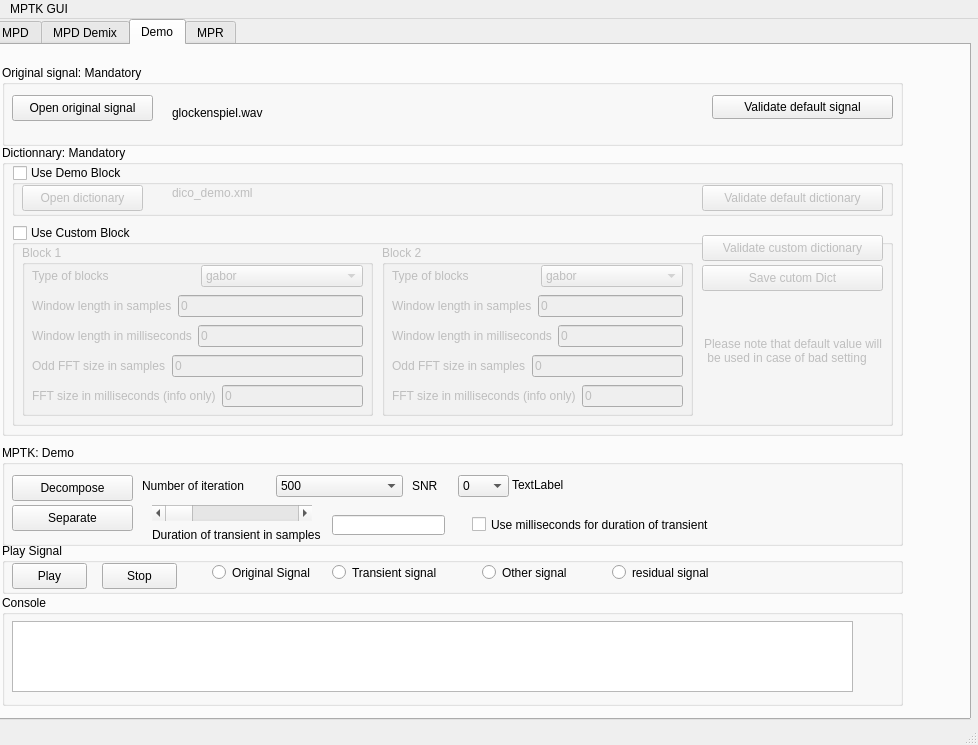
Qt form src/gui/Qt/presentation/MPTK_GUI_APP.ui (ltfat/fastmpwithmultigabor) before a commit.
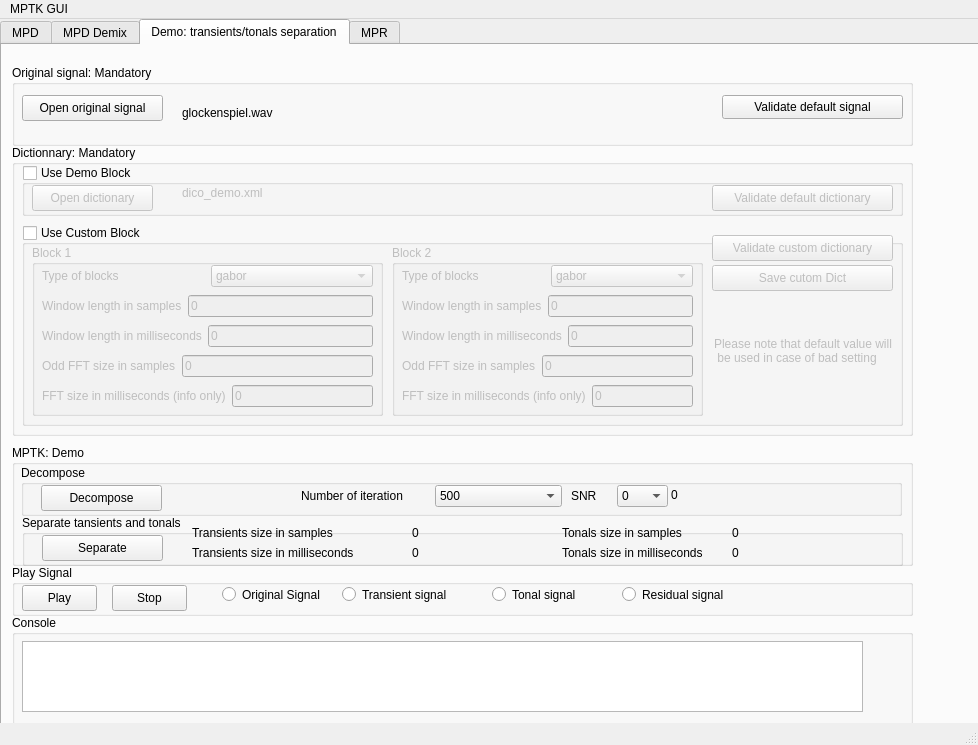
The same form after that commit. The open tabs and pages were chosen to show the change. Icons and pictures are not drawn.

Commit message: Change to the GUI (Demo tab), new messaging system for GUI and a little cleaning

```diff
--- a/src/gui/Qt/presentation/MPTK_GUI_APP.ui
+++ b/src/gui/Qt/presentation/MPTK_GUI_APP.ui
@@ -17,10 +17,10 @@
    <widget class="QWidget" name="verticalLayout" >
     <property name="geometry" >
      <rect>
-      <x>-10</x>
+      <x>0</x>
       <y>0</y>
       <width>981</width>
-      <height>701</height>
+      <height>721</height>
      </rect>
     </property>
     <layout class="QVBoxLayout" >
@@ -1974,7 +1974,7 @@
        </widget>
        <widget class="QWidget" name="tab_demo" >
         <attribute name="title" >
-         <string>Demo</string>
+         <string>Demo: transients/tonals separation</string>
         </attribute>
         <widget class="QWidget" name="verticalLayout_3" >
          <property name="geometry" >
@@ -2556,95 +2556,42 @@
            <x>10</x>
            <y>400</y>
            <width>901</width>
-           <height>101</height>
+           <height>121</height>
           </rect>
          </property>
          <property name="title" >
           <string>MPTK: Demo</string>
          </property>
-         <widget class="QPushButton" name="btnLauchDemo" >
+         <widget class="QGroupBox" name="groupBox_26" >
           <property name="geometry" >
            <rect>
-            <x>10</x>
-            <y>30</y>
-            <width>121</width>
-            <height>26</height>
+            <x>9</x>
+            <y>20</y>
+            <width>881</width>
+            <height>51</height>
            </rect>
           </property>
-          <property name="toolTip" >
-           <string>open</string>
-          </property>
-          <property name="text" >
+          <property name="title" >
            <string>Decompose</string>
           </property>
-          <property name="icon" >
-           <iconset/>
-          </property>
-          <property name="checkable" >
-           <bool>false</bool>
-          </property>
-          <property name="flat" >
-           <bool>false</bool>
-          </property>
-         </widget>
-         <widget class="QWidget" name="layoutWidget" >
+          <widget class="QLabel" name="label_progress_Demo" >
           <property name="geometry" >
            <rect>
-            <x>140</x>
-            <y>30</y>
-            <width>261</width>
-            <height>22</height>
-           </rect>
-          </property>
-          <layout class="QHBoxLayout" >
-           <item>
-            <widget class="QLabel" name="label_15" >
+             <x>650</x>
+             <y>20</y>
+             <width>221</width>
+             <height>20</height>
+            </rect>
+           </property>
              <property name="text" >
-              <string>Number of iteration</string>
-             </property>
-            </widget>
-           </item>
-           <item>
-            <widget class="QComboBox" name="comboBoxNumIterDemo" >
-             <item>
-              <property name="text" >
-               <string>500</string>
-              </property>
-             </item>
-             <item>
-              <property name="text" >
-               <string>1000</string>
-              </property>
-             </item>
-             <item>
-              <property name="text" >
-               <string>5000</string>
-              </property>
-             </item>
-             <item>
-              <property name="text" >
-               <string>10000</string>
-              </property>
-             </item>
-             <item>
-              <property name="text" >
-               <string>50000</string>
-              </property>
-             </item>
-             <item>
-              <property name="text" >
-               <string>100000</string>
-              </property>
-             </item>
-            </widget>
-           </item>
-          </layout>
+            <string>0</string>
+           </property>
          </widget>
          <widget class="QWidget" name="layoutWidget_2" >
           <property name="geometry" >
            <rect>
-            <x>410</x>
-            <y>30</y>
+             <x>550</x>
+             <y>20</y>
             <width>97</width>
             <height>22</height>
            </rect>
@@ -2728,63 +2675,102 @@
            </item>
           </layout>
          </widget>
-         <widget class="QScrollBar" name="horizontalScrollBarDemo" >
+          <widget class="QWidget" name="layoutWidget" >
           <property name="geometry" >
            <rect>
-            <x>150</x>
-            <y>60</y>
-            <width>160</width>
-            <height>16</height>
-           </rect>
-          </property>
-          <property name="maximum" >
-           <number>100000</number>
-          </property>
-          <property name="orientation" >
-           <enum>Qt::Horizontal</enum>
-          </property>
-         </widget>
-         <widget class="QLineEdit" name="lineEditSeparateValueDemo" >
-          <property name="geometry" >
-           <rect>
-            <x>330</x>
-            <y>70</y>
-            <width>113</width>
-            <height>20</height>
-           </rect>
-          </property>
-         </widget>
-         <widget class="QLabel" name="label_17" >
+             <x>280</x>
+             <y>20</y>
+             <width>261</width>
+             <height>22</height>
+            </rect>
+           </property>
+           <layout class="QHBoxLayout" >
+            <item>
+             <widget class="QLabel" name="label_15" >
+              <property name="text" >
+               <string>Number of iteration</string>
+              </property>
+             </widget>
+            </item>
+            <item>
+             <widget class="QComboBox" name="comboBoxNumIterDemo" >
+              <item>
+               <property name="text" >
+                <string>500</string>
+               </property>
+              </item>
+              <item>
+               <property name="text" >
+                <string>1000</string>
+               </property>
+              </item>
+              <item>
+               <property name="text" >
+                <string>5000</string>
+               </property>
+              </item>
+              <item>
+               <property name="text" >
+                <string>10000</string>
+               </property>
+              </item>
+              <item>
+               <property name="text" >
+                <string>50000</string>
+               </property>
+              </item>
+              <item>
+               <property name="text" >
+                <string>100000</string>
+               </property>
+              </item>
+             </widget>
+            </item>
+           </layout>
+          </widget>
+          <widget class="QPushButton" name="btnLauchDemo" >
           <property name="geometry" >
            <rect>
-            <x>150</x>
-            <y>80</y>
-            <width>241</width>
-            <height>20</height>
-           </rect>
-          </property>
+             <x>20</x>
+             <y>20</y>
+             <width>121</width>
+             <height>26</height>
+            </rect>
+           </property>
+           <property name="toolTip" >
+            <string>open</string>
+           </property>
           <property name="text" >
-           <string>Duration of transient in samples</string>
-          </property>
-         </widget>
-         <widget class="QCheckBox" name="checkBoxTransientUnit" >
+            <string>Decompose</string>
+           </property>
+           <property name="icon" >
+            <iconset/>
+           </property>
+           <property name="checkable" >
+            <bool>false</bool>
+           </property>
+           <property name="flat" >
+            <bool>false</bool>
+           </property>
+          </widget>
+         </widget>
+         <widget class="QGroupBox" name="groupBox_27" >
           <property name="geometry" >
            <rect>
-            <x>470</x>
+            <x>10</x>
             <y>70</y>
-            <width>301</width>
-            <height>19</height>
+            <width>881</width>
+            <height>51</height>
            </rect>
           </property>
-          <property name="text" >
-           <string>Use milliseconds for duration of transient</string>
+          <property name="title" >
+           <string>Separate tansients and tonals</string>
           </property>
-         </widget>
          <widget class="QPushButton" name="btnDecomposeDemo" >
           <property name="geometry" >
            <rect>
-            <x>10</x>
-            <y>60</y>
+             <x>20</x>
+             <y>20</y>
             <width>121</width>
             <height>26</height>
            </rect>
@@ -2805,25 +2791,117 @@
            <bool>false</bool>
           </property>
          </widget>
-         <widget class="QLabel" name="label_progress_Demo" >
+          <widget class="QLabel" name="labeltransientsize" >
           <property name="geometry" >
            <rect>
-            <x>510</x>
+             <x>390</x>
+             <y>10</y>
+             <width>91</width>
+             <height>16</height>
+            </rect>
+           </property>
+           <property name="text" >
+            <string>0</string>
+           </property>
+          </widget>
+          <widget class="QLabel" name="labeltonalsize" >
+           <property name="geometry" >
+            <rect>
+             <x>710</x>
+             <y>10</y>
+             <width>161</width>
+             <height>16</height>
+            </rect>
+           </property>
+           <property name="text" >
+            <string>0</string>
+           </property>
+          </widget>
+          <widget class="QLabel" name="labeltransientsizemilliseconds" >
+           <property name="geometry" >
+            <rect>
+             <x>390</x>
             <y>30</y>
-            <width>221</width>
-            <height>20</height>
+             <width>101</width>
+             <height>16</height>
            </rect>
           </property>
           <property name="text" >
-           <string>TextLabel</string>
-          </property>
+            <string>0</string>
+           </property>
+          </widget>
+          <widget class="QLabel" name="labeltonalsizemilliseconds" >
+           <property name="geometry" >
+            <rect>
+             <x>710</x>
+             <y>30</y>
+             <width>161</width>
+             <height>16</height>
+            </rect>
+           </property>
+           <property name="text" >
+            <string>0</string>
+           </property>
+          </widget>
+          <widget class="QLabel" name="label_17" >
+           <property name="geometry" >
+            <rect>
+             <x>170</x>
+             <y>10</y>
+             <width>211</width>
+             <height>16</height>
+            </rect>
+           </property>
+           <property name="text" >
+            <string>Transients size in samples</string>
+           </property>
+          </widget>
+          <widget class="QLabel" name="label_33" >
+           <property name="geometry" >
+            <rect>
+             <x>170</x>
+             <y>30</y>
+             <width>211</width>
+             <height>16</height>
+            </rect>
+           </property>
+           <property name="text" >
+            <string>Transients size in milliseconds</string>
+           </property>
+          </widget>
+          <widget class="QLabel" name="label_34" >
+           <property name="geometry" >
+            <rect>
+             <x>540</x>
+             <y>10</y>
+             <width>161</width>
+             <height>16</height>
+            </rect>
+           </property>
+           <property name="text" >
+            <string>Tonals size in samples</string>
+           </property>
+          </widget>
+          <widget class="QLabel" name="label_35" >
+           <property name="geometry" >
+            <rect>
+             <x>540</x>
+             <y>30</y>
+             <width>161</width>
+             <height>16</height>
+            </rect>
+           </property>
+           <property name="text" >
+            <string>Tonals size in milliseconds</string>
+           </property>
+          </widget>
          </widget>
         </widget>
         <widget class="QGroupBox" name="groupBox_18" >
          <property name="geometry" >
           <rect>
            <x>10</x>
-           <y>498</y>
+           <y>520</y>
            <width>901</width>
            <height>51</height>
           </rect>
@@ -2879,7 +2957,7 @@
            </rect>
           </property>
           <property name="text" >
-           <string>residual signal</string>
+           <string>Residual signal</string>
           </property>
          </widget>
          <widget class="QPushButton" name="btnStopDemo" >
@@ -2930,7 +3008,7 @@
            </rect>
           </property>
           <property name="text" >
-           <string>Other signal</string>
+           <string>Tonal signal</string>
           </property>
          </widget>
         </widget>
@@ -2938,7 +3016,7 @@
          <property name="geometry" >
           <rect>
            <x>10</x>
-           <y>550</y>
+           <y>570</y>
            <width>901</width>
            <height>111</height>
           </rect>
```
Left out of the diff: 2 changed lines with no effect on the pictures. Lines whose indentation alone changed are shown as unchanged. The commit also changes 16 other files.
